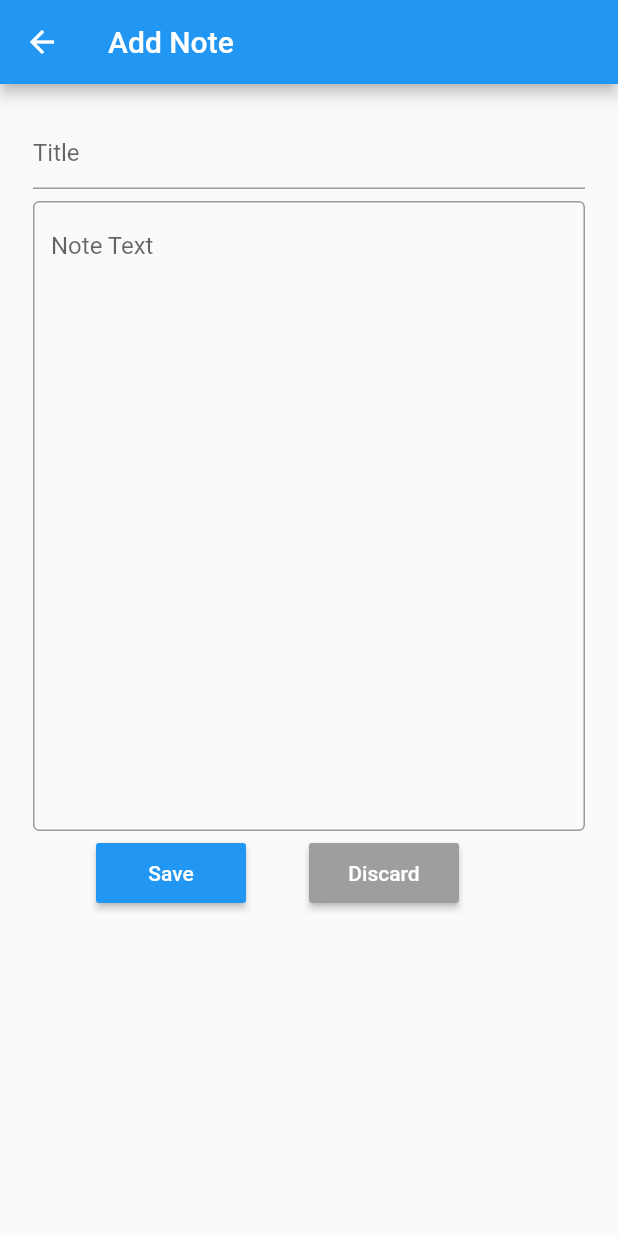
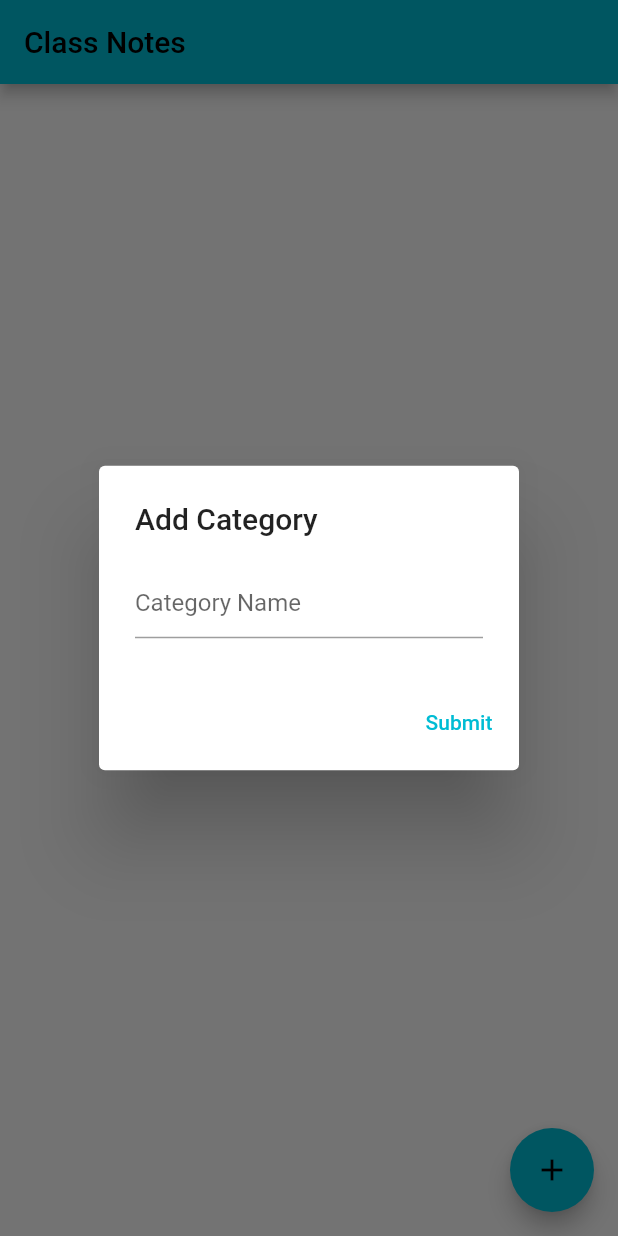
Before and after one commit to RofiFauzanAl/C-Notes, a Flutter app: the screen it shows after launch, after a tap on the "add" icon, on a phone screen of 412 x 824 dp. Run offline on Flutter 3.47's test engine with Material 2 defaults, Android fonts, the phone set to English and light mode, and no system bars; our stand-ins replace sqflite; accounts and stored records are empty.

Commit message:
Refactor code

```diff
--- a/lib/inherited_widgets/note_inherited_widget.dart
+++ /dev/null
@@ -1,31 +0,0 @@
-import 'package:flutter/material.dart';
-
-class NoteInheritedWidget extends InheritedWidget {
-
-  final notes = [
-    {
-      'title': 'Note 1',
-      'text': 'Deskripsi satu',
-    },
-    {
-      'title': 'Note 2',
-      'text': 'Description 2',
-    },
-    {
-      'title': 'Note 3',
-      'text': 'Description 3',
-    }
-  ];
-
-  NoteInheritedWidget(Widget child) : super(child: child);
-
-  static NoteInheritedWidget of(BuildContext context) {
-    return context.dependOnInheritedWidgetOfExactType<NoteInheritedWidget>()!;
-  }
-
-  @override
-  bool updateShouldNotify( NoteInheritedWidget oldWidget){
-    return oldWidget.notes != notes;
-  }
-
-}
--- a/lib/main.dart
+++ b/lib/main.dart
@@ -1,18 +1,22 @@
 import 'package:flutter/material.dart';
-import 'package:class_notes/inherited_widgets/note_inherited_widget.dart';
-import 'package:class_notes/views/note_list.dart';
-// import 'dart:html';
+import 'package:note_keeper/view/category_notes.dart';
 
-void main() => runApp(App());
+void main() {
+  runApp(MyApp());
+}
 
-class App extends  StatelessWidget {
+class MyApp extends StatelessWidget{
+
   @override
-  Widget build(BuildContext context) {
-    return NoteInheritedWidget(
-      MaterialApp(
-      title: 'C-Notes',
-      home: NoteList(),
+  Widget build(BuildContext context){
+    return MaterialApp(
+      title: 'Note Keeper',
+      debugShowCheckedModeBanner: false,
+      theme: ThemeData(
+        primarySwatch: Colors.cyan,
       ),
+      home: CategoryNotes(),
     );
   }
+
 }
--- /dev/null
+++ b/lib/models/categories_model.dart
@@ -0,0 +1,19 @@
+class CategoryModel{
+  int? idCategory;
+  String? name, createCategoryAt, updateCategoryAt;
+
+  CategoryModel({
+    this.idCategory,
+    this.name,
+    this.createCategoryAt,
+    this.updateCategoryAt,
+  });
+
+  factory CategoryModel.fromJson(Map<String, dynamic> json) => CategoryModel(
+    idCategory: json['idCategory'],
+    name: json['name'],
+    createCategoryAt: json['createCategoryAt'],
+    updateCategoryAt: json['updateCategoryAt'],
+  );
+
+}
--- /dev/null
+++ b/lib/models/database_intances.dart
@@ -0,0 +1,117 @@
+import 'dart:io';
+
+import 'package:note_keeper/models/categories_model.dart';
+import 'package:sqflite/sqflite.dart';
+import 'package:path/path.dart';
+import 'package:path_provider/path_provider.dart';
+
+class DatabaseInstances{
+  final String _Mydatabase = 'my_database.db';
+  final int _DatabaseVersion = 2;
+
+  //Category Table
+  final String table1 = 'category';
+  final String idCategory = 'idCategory';
+  final String name = 'categoryName';
+  final String createCategoryAt = 'createAt';
+  final String updateCategoryAt = 'updateAt';
+
+  //var Foreign Key for Notes Casual and Notes Logbook
+  final String idCategoryFK = 'idCategoryFK';
+
+  //sharing var for Notes Casual and Notes Logbook
+  final String reminder = 'reminder';
+  final String priority = 'priority';
+
+  //Notes Casual Table
+  final String table2 = 'notes';
+  final String titleNotes = 'title';
+  final String idNotes = 'idNotes';
+  final String description = 'description';
+  final String createNotesAt = 'createAt';
+  final String updateNotesAt = 'updateAt';
+
+  //Notes Logbook Table
+  final String table3 = 'notesLogbook';
+  final String idNotesLogbook = 'idNotesLogbook';
+  final String titleLogbook = 'title';
+  final String target = 'target';
+  final String lessonLearn = 'lessonLearn';
+  final String problem = 'problem';
+  final String achievements = 'achievements';
+  final String solvingProblem = 'solvingProblem';
+  final String createNotesLogbookAt = 'createAt';
+  final String updateNotesLogbookAt = 'updateAt';
+
+  Database? _database;
+  Future<Database> database() async{
+    if(_database != null) return _database!;
+    _database = await _initDatabase();
+    return _database!;
+  }
+
+  Future _initDatabase() async{
+    Directory documentDirectory = await getApplicationDocumentsDirectory();
+    String path = join(documentDirectory.path, _Mydatabase);
+    return await openDatabase(path,version: _DatabaseVersion  ,onCreate: _onCreate);
+  }
+
+  Future _onCreate(Database db, int version)async{
+    await db.execute('''
+      CREATE TABLE $table1(
+        $idCategory INTEGER PRIMARY KEY AUTOINCREMENT,
+        $name TEXT NOT NULL,
+        $createCategoryAt TEXT NOT NULL,
+        $updateCategoryAt TEXT NOT NULL
+      )
+    ''');
+
+    await db.execute('''
+      CREATE TABLE $table2(
+        $idNotes INTEGER PRIMARY KEY AUTOINCREMENT,
+        $titleNotes TEXT NULL,
+        $description TEXT NULL,
+        $createNotesAt TEXT NOT NULL,
+        $updateNotesAt TEXT NOT NULL,
+        $reminder TEXT NULL,
+        $priority INTEGER NULL,
+        $idCategoryFK INTEGER NOT NULL,
+        FOREIGN KEY ($idCategoryFK) REFERENCES $table1($idCategory)
+      )
+    ''');
+
+    await db.execute('''
+      CREATE TABLE $table3(
+        $idNotesLogbook INTEGER PRIMARY KEY AUTOINCREMENT,
+        $titleLogbook TEXT NULL,
+        $target TEXT NULL,
+        $lessonLearn TEXT NULL,
+        $problem TEXT NULL,
+        $achievements TEXT NULL,
+        $solvingProblem TEXT NULL,
+        $priority INTEGER NULL,
+        $reminder TEXT NULL,
+        $createNotesLogbookAt TEXT NOT NULL,
+        $updateNotesLogbookAt TEXT NOT NULL,
+        $idCategoryFK INTEGER NOT NULL,
+        FOREIGN KEY ($idCategoryFK) REFERENCES $table1($idCategory)
+      )
+    ''');
+  }
+
+  Future<List<CategoryModel>> all() async{
+    if (_database == null) {
+    // throw error atau lakukan penanganan lain jika _database bernilai null
+    return [];
+    }
+    final data = await _database!.query(table1);
+    List<CategoryModel> result =
+      data.map((e)=> CategoryModel.fromJson(e)).toList();
+    return result;
+  }
+
+  Future<int> insertCategory(Map<String, dynamic> row) async{
+    final query = await _database!.insert(table1, row);
+    return query;
+  }
+}
--- /dev/null
+++ b/lib/view/category_notes.dart
@@ -0,0 +1,104 @@
+import 'package:flutter/material.dart';
+import 'package:note_keeper/models/categories_model.dart';
+import 'package:note_keeper/models/database_intances.dart';
+
+class CategoryNotes extends StatefulWidget {
+  @override
+  _CategoryNotesState createState(){
+    return _CategoryNotesState();
+  }
+}
+
+class _CategoryNotesState extends State<CategoryNotes> {
+  DatabaseInstances databaseInstances = DatabaseInstances();
+  TextEditingController nameCategoryNotes = TextEditingController();
+
+
+  @override
+  void initState(){
+    databaseInstances.database();
+    super.initState();
+  }
+
+  @override
+  Widget build(BuildContext context) {
+    return Scaffold(
+      appBar: AppBar(
+        title: const Text('Class Notes'),
+      ),
+      body: RefreshIndicator(
+        onRefresh: _refresh,
+        child: FutureBuilder<List<CategoryModel>>(
+          future: databaseInstances.all(),
+          builder: (context, snapshot){
+            if(snapshot.hasData){
+              if(snapshot.data!.isEmpty){
+                return const Center(
+                  child: Text('No Data'),
+                );
+              }
+              return ListView.builder(
+                itemCount: snapshot.data!.length,
+                itemBuilder: (context, index){
+                  return ListTile(
+                    title: Text(snapshot.data![index].name ?? ''),
+                  );
+                },
+              );
+            }else{
+              return Center(
+                child: CircularProgressIndicator(
+                  color: Colors.blue.shade300,
+                ),
+              );
+            }
+          },
+        ),
+      ),
+      floatingActionButton: FloatingActionButton(
+        onPressed: (){
+          openDialog(nameCategoryNotes);
+        },
+        child: const Icon(Icons.add),
+      ),
+    );
+  }
+
+
+  Future openDialog(nameCategoryNotes) => showDialog(
+      context: context,
+      builder: (context) => AlertDialog(
+        title: const Text('Add Category'),
+        content: TextField(
+            decoration: const InputDecoration(
+            hintText: 'Category Name',
+            ),
+            controller: nameCategoryNotes,
+        ),
+        actions: [
+          TextButton(
+            onPressed: () async{
+              print('test');
+              await databaseInstances.insertCategory({
+                'categoryName': nameCategoryNotes.text,
+                'createAt': DateTime.now().toString(),
+                'updateAt': DateTime.now().toString(),
+              });
+              Navigator.pop(context);
+              setState(() {});
+            },
+            child: const Text('Submit')
+          ),
+        ],
+      )
+  );
+
+  Future _refresh() async{
+    setState(() {
+
+    });
+  }
+
+
+
+}
--- a/lib/views/note.dart
+++ /dev/null
@@ -1,129 +0,0 @@
-import 'package:class_notes/inherited_widgets/note_inherited_widget.dart';
-import 'package:flutter/material.dart';
-// import 'dart:html';
-
-enum NoteMode { editingNote,
-                addingNote }
-
-class Note extends StatefulWidget{
-
-  final NoteMode noteMode;
-  final int index;
-
-  Note(this.noteMode, this.index);
-
-   @override
-  _NoteState createState() {
-    return new _NoteState();
-  }
-}
-
-class _NoteState extends State<Note> {
-  final TextEditingController _titleController = TextEditingController();
-  final TextEditingController _textController = TextEditingController();
-
-  List<Map<String, String>>get _notes => NoteInheritedWidget.of(context).notes;
-
-  @override
-  void didChangeDependencies() {
-    if (widget.noteMode == NoteMode.editingNote) {
-      _titleController.text = _notes[widget.index]['title']!;
-      _textController.text = _notes[widget.index]['text']!;
-    }
-    super.didChangeDependencies();
-  }
-
-  @override
-  Widget build(BuildContext context){
-    return Scaffold(
-      appBar: AppBar(
-        title: Text(
-          widget.noteMode == NoteMode.addingNote ? 'Add Note' : 'Edit Note',
-        ),
-      ),
-      body: Padding(
-        padding: const EdgeInsets.all(20),
-        child:SingleChildScrollView(
-          reverse: true,
-          padding: EdgeInsets.all(2),
-          child: Column(
-            mainAxisAlignment : MainAxisAlignment.center,
-            children: <Widget>[
-              TextField(
-                controller: _titleController,
-                decoration: InputDecoration(
-                  hintText: 'Title'
-                ),
-              ),
-              Container(height: 8,),
-              TextField(
-                controller: _textController,
-                decoration: InputDecoration(
-                  hintText: 'Note Text',
-                  border: OutlineInputBorder(),
-                ),
-                maxLines: 20,
-              ),
-              Container(height: 4,),
-              Row(
-                mainAxisAlignment: MainAxisAlignment.spaceEvenly,
-                children: <Widget>[
-                  noteButton('Save', Colors.blue, () {
-
-                    final title = _titleController.text;
-                    final text = _textController.text;
-
-                    if (widget.noteMode == NoteMode.addingNote){
-                        _notes.add({'title': title, 'text': text});
-                    }else if (widget.noteMode == NoteMode.editingNote){
-                        _notes[widget.index]={
-                          'title': title,
-                          'text': text,
-                        };
-                    }
-                    Navigator.pop(context);
-                  }),
-                  noteButton('Discard', Colors.grey, () {
-                    Navigator.pop(context);
-                  }),
-                  widget.noteMode == NoteMode.editingNote ?
-                    Padding(
-                      padding: const EdgeInsets.all(1.0),
-                      child: noteButton('Delete', Colors.red, () {
-                        _notes.removeAt(widget.index);
-                        Navigator.pop(context);
-                      }),
-                    )
-                  : Container()
-                ],
-              )
-            ],
-          ),
-        ),
-      ),
-    );
-  }
-}
-
-class noteButton extends StatelessWidget{
-
-  final String _text;
-  final Color _color;
-  final Function() _onPressed;
-  final color = Colors.white;
-
-  noteButton(this._text, this._color, this._onPressed);
-
-  @override
-  Widget build(BuildContext context){
-    return MaterialButton(
-      onPressed: _onPressed,child: Text(
-        _text,
-        style: TextStyle(color: Colors.white),
-      ),
-      height: 40,
-      minWidth: 100,
-      color: _color,
-    );
-  }
-}
--- a/lib/views/note_list.dart
+++ /dev/null
@@ -1,93 +0,0 @@
-import 'package:class_notes/inherited_widgets/note_inherited_widget.dart';
-import 'package:class_notes/views/note.dart';
-import 'package:flutter/material.dart';
-// import 'dart:html';
-
-class NoteList extends StatefulWidget {
-  @override
-  _NoteListState createState(){
-    return new _NoteListState();
-  }
-}
-
-class _NoteListState extends State<NoteList> {
-  List<Map<String, String>> get _notes => NoteInheritedWidget.of(context).notes;
-  @override
-  Widget build(BuildContext context) {
-    return Scaffold(
-      appBar: AppBar(
-        title: Text('C-Notes'),
-      ),
-      body: ListView.builder(
-        itemBuilder: (context, index){
-          return GestureDetector(
-            onTap: () {
-              Navigator.push(
-                context,
-                MaterialPageRoute(builder: (context) => Note(NoteMode.editingNote, index))
-              );
-            },
-            child: Card(
-              child: Padding(
-                padding: const EdgeInsets.only(top: 30, bottom: 30, left: 13, right: 22),
-                child: Column(
-                  crossAxisAlignment: CrossAxisAlignment.start,
-                  children: <Widget>[
-                    _NoteTitle(_notes[index]['title']!),
-                    Container(height: 3,),
-                    _NoteText(_notes[index]['text']!),
-                  ],
-                ),
-              ),
-            ),
-          );
-        },
-        itemCount: _notes.length,
-      ),
-      floatingActionButton: FloatingActionButton(
-        onPressed: () {
-          Navigator.push(
-            context,
-            MaterialPageRoute(builder: (context) => Note(NoteMode.addingNote, 0))
-          );
-        },
-        child: Icon(Icons.add),
-      ),
-    );
-  }
-}
-
-
-class _NoteTitle extends StatelessWidget{
-  final String _title;
-
-  _NoteTitle(this._title);
-
-  @override
-  Widget build(BuildContext context){
-    return Text(
-      _title,
-      style: TextStyle(
-        fontSize: 20,
-        fontWeight: FontWeight.bold,
-      ),
-    );
-  }
-}
-
-class _NoteText extends StatelessWidget{
-  final String _text;
-
-  _NoteText(this._text);
-
-  @override
-  Widget build(BuildContext context){
-    return Text(
-        _text,
-        style: TextStyle(
-        fontSize: 15,
-        color: Colors.grey.shade600
-      ),
-    );
-  }
-}
```
Also changed, not shown: lib/models/logbook_model.dart (added, +53 -0 lines), lib/models/notes_casual_model.dart (added, +37 -0 lines), pubspec.yaml (+6 -5 lines), assets/fonts/Merriweather-Bold.ttf (added), assets/fonts/Merriweather-Regular.ttf (added), pubspec.lock, 14 other files.
